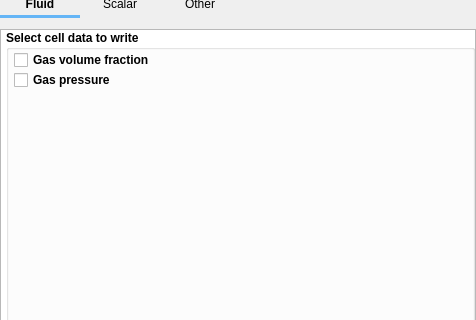
First picture: the form in mfixgui/uifiles/output.ui, repository truongd8593/mfix, before the edit; both pictures show x 0 to 476 and y 308 to 628 of the 476 by 834 pixel window.
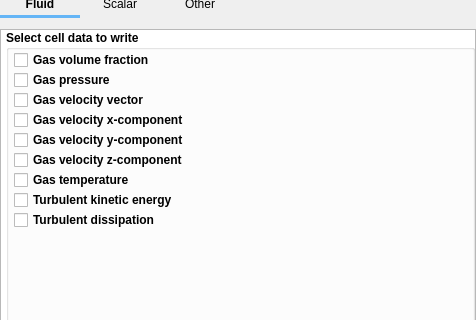
Second picture: the form after the edit. The open tabs and pages were chosen to show the change. Custom widgets are drawn as their Qt base class.

Commit message: Output pane, Cell data, Fluid tab

Diff of the .ui file:
```diff
--- a/mfixgui/uifiles/output.ui
+++ b/mfixgui/uifiles/output.ui
@@ -835,8 +835,8 @@
                    <rect>
                     <x>0</x>
                     <y>0</y>
-                    <width>166</width>
-                    <height>63</height>
+                    <width>474</width>
+                    <height>492</height>
                    </rect>
                   </property>
                   <layout class="QGridLayout" name="gridLayout_11">
@@ -879,6 +879,27 @@
                       <property name="spacing">
                        <number>0</number>
                       </property>
+                      <item row="2" column="0">
+                       <widget class="CheckBox" name="checkbox_keyword_vtk_vel_g_args_V">
+                        <property name="text">
+                         <string>Gas velocity vector</string>
+                        </property>
+                       </widget>
+                      </item>
+                      <item row="3" column="0">
+                       <widget class="CheckBox" name="checkbox_keyword_vtk_v_g_args_V">
+                        <property name="text">
+                         <string>Gas velocity x-component</string>
+                        </property>
+                       </widget>
+                      </item>
+                      <item row="5" column="0">
+                       <widget class="CheckBox" name="checkbox_keyword_vtk_w_g_args_V">
+                        <property name="text">
+                         <string>Gas velocity z-component</string>
+                        </property>
+                       </widget>
+                      </item>
                       <item row="0" column="0">
                        <widget class="CheckBox" name="checkbox_keyword_vtk_ep_g_args_V">
                         <property name="text">
@@ -893,7 +914,7 @@
                         </property>
                        </widget>
                       </item>
-                      <item row="2" column="0">
+                      <item row="9" column="0">
                        <spacer name="spacer_cell_data">
                         <property name="orientation">
                          <enum>Qt::Vertical</enum>
@@ -906,6 +927,34 @@
                         </property>
                        </spacer>
                       </item>
+                      <item row="4" column="0">
+                       <widget class="CheckBox" name="checkbox_keyword_vtk_u_g_args_V">
+                        <property name="text">
+                         <string>Gas velocity y-component</string>
+                        </property>
+                       </widget>
+                      </item>
+                      <item row="7" column="0">
+                       <widget class="CheckBox" name="checkbox_keyword_vtk_k_turb_g_args_V">
+                        <property name="text">
+                         <string>Turbulent kinetic energy</string>
+                        </property>
+                       </widget>
+                      </item>
+                      <item row="6" column="0">
+                       <widget class="CheckBox" name="checkbox_keyword_vtk_t_g_args_V">
+                        <property name="text">
+                         <string>Gas temperature</string>
+                        </property>
+                       </widget>
+                      </item>
+                      <item row="8" column="0">
+                       <widget class="CheckBox" name="checkbox_keyword_vtk_e_turb_g_args_V">
+                        <property name="text">
+                         <string>Turbulent dissipation</string>
+                        </property>
+                       </widget>
+                      </item>
                      </layout>
                     </widget>
                    </item>
```
Left out of the diff: 8 changed lines with no effect on the pictures. The commit also changes 2 other files.
